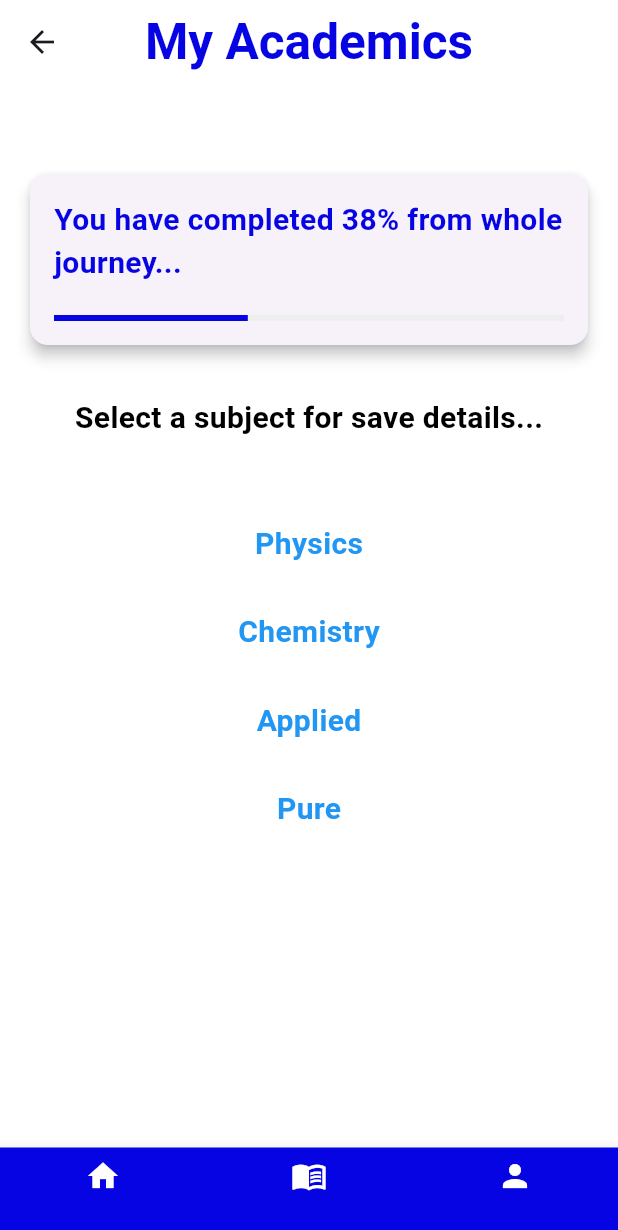
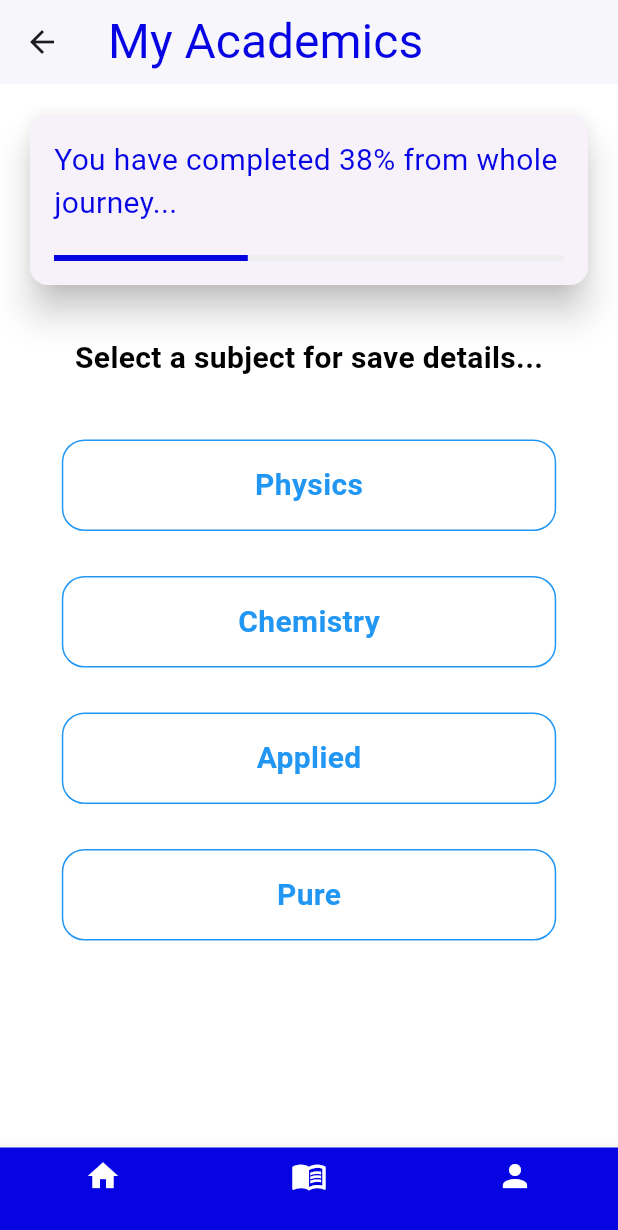
Before and after one commit to asiripr/priolearn, a Flutter app: the SelectSubject screen opened directly, on a phone screen of 412 x 824 dp. Shown: the top 1230 px of the screen. Run offline on Flutter 3.47's test engine with Material 3 defaults, Android fonts, the phone set to English and light mode, and no system bars; our stand-ins replace audioplayers, cloud_firestore, firebase_auth, firebase_core, table_calendar; missing offline and left inert: molten_navigationbar_flutter; accounts and stored records are empty.

Commit message:
modified progress card

```diff
--- a/lib/academic/select_subject.dart
+++ b/lib/academic/select_subject.dart
@@ -8,24 +8,23 @@ class SelectSubject extends StatelessWidget {
       backgroundColor: Colors.white,
       appBar: AppBar(
         backgroundColor: Colors.white,
-        elevation: 0,
-        title: Text(
+        elevation: 1,
+        title: const Text(
           'My Academics',
           style: TextStyle(
               color: Color.fromARGB(255, 7, 4, 227),
-              fontSize: 33,
-              fontWeight: FontWeight.bold),
+              fontSize: 32,
           ),
-        centerTitle: true,
         ),
-      body: Padding(
+      ),
+      body: SingleChildScrollView(
+        child: Padding(
           padding: const EdgeInsets.all(16.0),
           child: Column(
             mainAxisAlignment: MainAxisAlignment.start,
             children: [
-            SizedBox(height: 40),
               Card(
-              elevation: 4,
+                elevation: 10,
                 child: Padding(
                   padding: const EdgeInsets.all(16.0),
                   child: Column(
@@ -35,7 +34,7 @@ class SelectSubject extends StatelessWidget {
                         style: TextStyle(
                             color: Color.fromARGB(255, 7, 4, 227),
                             fontSize: 20,
-                          fontWeight: FontWeight.bold),
+                        ),
                       ),
                       SizedBox(height: 20),
                       LinearProgressIndicator(
@@ -58,10 +57,14 @@ class SelectSubject extends StatelessWidget {
               ),
               SizedBox(height: 40),
               subjectButton(context, "Physics", (){}),
+              SizedBox(height: 30),
               subjectButton(context, "Chemistry", (){}),
+              SizedBox(height: 30),
               subjectButton(context, "Applied", (){}),
+              SizedBox(height: 30),
               subjectButton(context, "Pure", (){}),
             ],
+          ),
         ),
       ),
       bottomNavigationBar: BottomNavigationBar(
--- a/lib/utils/button_white.dart
+++ b/lib/utils/button_white.dart
@@ -10,11 +10,15 @@ Container subjectButton(BuildContext context, String buttonName, Function() myFu
         myFunction();
       },
       child: Container(
-        width: size.width,
+        width: size.width*0.8,
         padding: const EdgeInsets.symmetric(vertical: 15),
         decoration: BoxDecoration(
           color: Colors.white,
-          borderRadius: BorderRadius.circular(15)
+          borderRadius: BorderRadius.circular(15),
+          border: Border.all(
+            color: Colors.blue,
+
+          )
         ),
         child: Center(
           child: Text(
```
Lines whose indentation alone changed are shown as unchanged.
